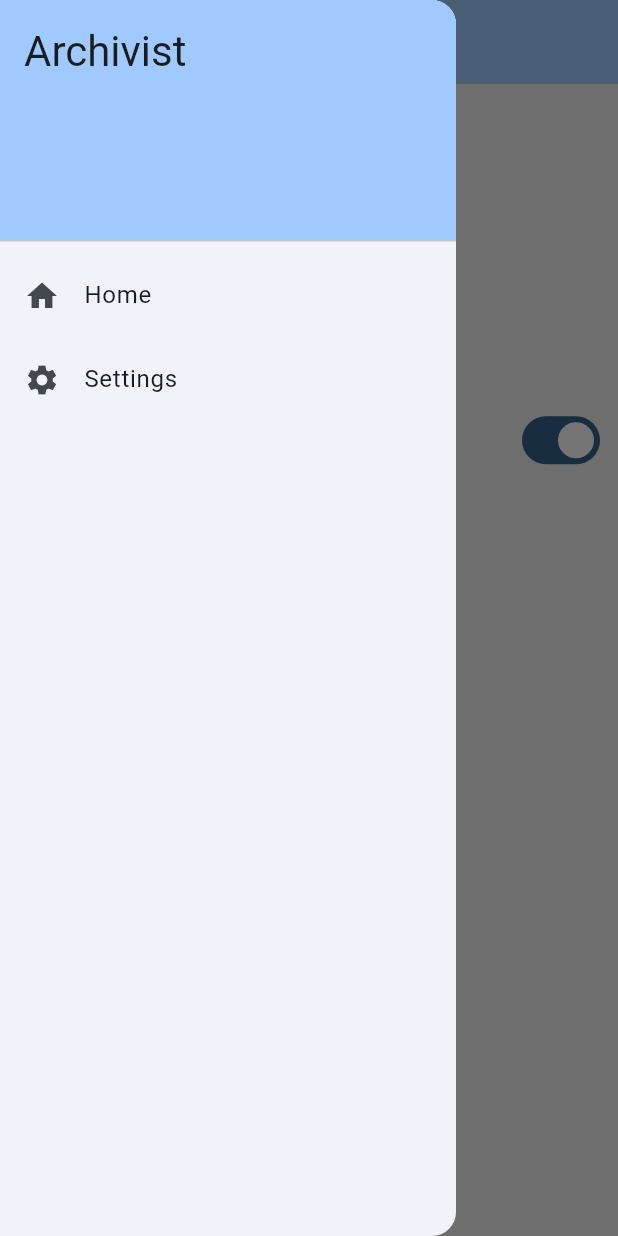
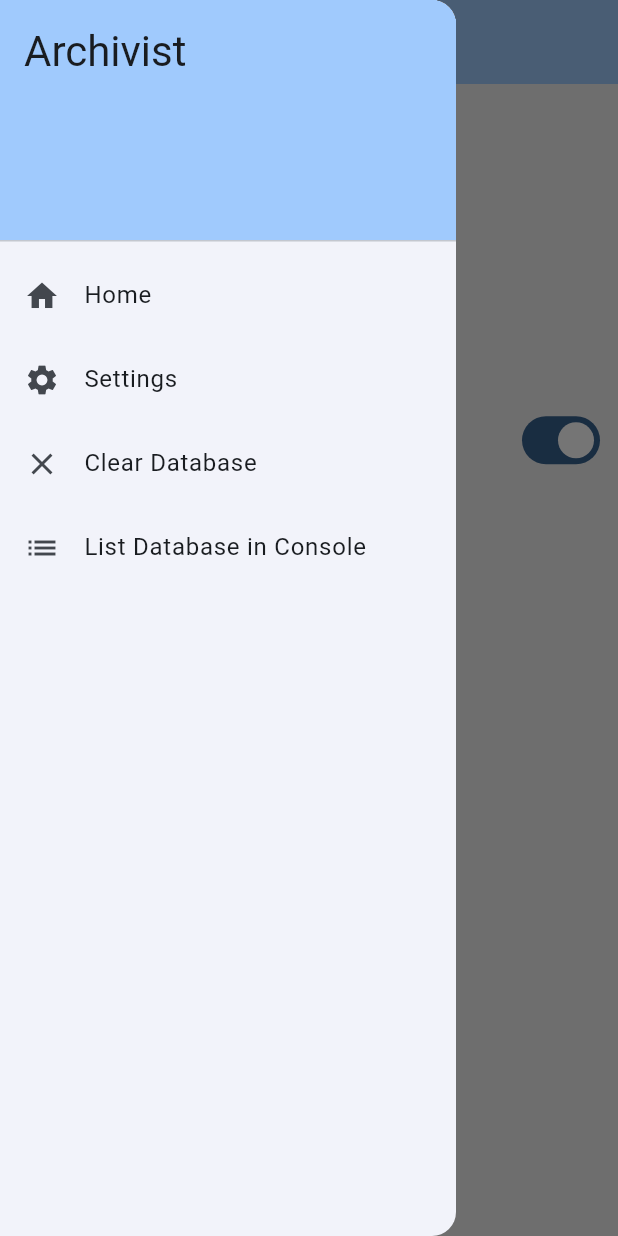
Before and after one commit to danieljromero15/Archivist, a Flutter app: the SettingsPage screen opened directly, after a tap on the "menu" icon, on a phone screen of 412 x 824 dp. Run offline on Flutter 3.47's test engine with Material 3 defaults, Android fonts, the phone set to English and light mode, and no system bars; drawn by our look-alikes of settings_ui; our stand-ins replace drift, page_transition, sqlite3_flutter_libs; missing offline and left inert: sqlite3; accounts and stored records are empty; generated files the repository leaves out were written again; network calls fail.

Commit message:
Added database support

```diff
--- /dev/null
+++ b/lib/db/use_database.dart
@@ -0,0 +1,37 @@
+import 'package:archivist/db/database.dart';
+import 'package:drift/drift.dart';
+import 'package:flutter/widgets.dart';
+
+import '../json_types.dart';
+import '../main.dart';
+
+class db{
+  static void list() async {
+    List<GameItem>? allItems = await database?.select(database!.gameItems).get();
+    print('items in database: $allItems');
+  }
+
+  static void insert(Json game) async {
+    WidgetsFlutterBinding.ensureInitialized();
+
+    await database?.into(database!.gameItems).insert(GameItemsCompanion.insert(
+      name: game['name'],
+      releaseDate: Value(DateTime.fromMillisecondsSinceEpoch(game['first_release_date'])),
+      cover: Value(game['cover']),
+      status: const Value(0),
+    ));
+    list();
+  }
+
+  static Future<List<GameItem>?> get() async{
+    List<GameItem>? allItems = await database?.select(database!.gameItems).get();
+    return allItems;
+  }
+
+  static void deleteAll() async {
+    WidgetsFlutterBinding.ensureInitialized();
+    await database?.managers.gameItems.delete();
+    print("Database cleared!");
+    list();
+  }
+}
--- /dev/null
+++ b/lib/json_types.dart
@@ -0,0 +1,2 @@
+typedef Json = Map<String, dynamic>;
+typedef JsonList = List<dynamic>;
--- a/lib/main.dart
+++ b/lib/main.dart
@@ -1,8 +1,12 @@
 import 'package:flutter/material.dart';
 
+import 'db/database.dart';
 import 'pages/home.dart';
 
+GameDB? database;
+
 void main() {
+  database = GameDB();
   runApp(const MyApp());
 }
 
--- a/lib/nav_bar.dart
+++ b/lib/nav_bar.dart
@@ -2,6 +2,8 @@ import 'package:archivist/pages/home.dart';
 import 'package:archivist/pages/settings_page.dart';
 import 'package:flutter/material.dart';
 import 'package:page_transition/page_transition.dart';
+
+import 'db/use_database.dart';
 
 class NavBar {
   AppBar buildAppBar(BuildContext context, String title) {
@@ -62,7 +64,21 @@ class NavBar {
                 Navigator.of(context).push(PageTransition(
                     child: const SettingsPage(),
                     type: PageTransitionType.fade));
-              })
+              }),
+          ListTile(
+            leading: const Icon(Icons.close),
+            title: const Text('Clear Database'),
+            onTap: () {
+              db.deleteAll();
+            }
+          ),
+          ListTile(
+            leading: const Icon(Icons.list),
+            title: const Text('List Database in Console'),
+            onTap: () {
+              db.list();
+            }
+          )
         ],
       ),
     );
--- a/pubspec.yaml
+++ b/pubspec.yaml
@@ -38,6 +38,10 @@ dependencies:
   settings_ui: ^2.0.2
   page_transition: ^2.1.0
   http: ^1.2.1
+  drift: ^2.18.0
+  sqlite3_flutter_libs: ^0.5.24
+  path_provider: ^2.1.3
+  path: ^1.9.0
 
 dev_dependencies:
   flutter_test:
@@ -49,6 +53,8 @@ dev_dependencies:
   # package. See that file for information about deactivating specific lint
   # rules and activating additional ones.
   flutter_lints: ^4.0.0
+  drift_dev: ^2.18.0
+  build_runner: ^2.4.11
 
 # For information on the generic Dart part of this file, see the
 # following page: https://dart.dev/tools/pub/pubspec
```
Also changed, not shown: lib/api/igdb_api.dart (+33 -5 lines), lib/db/database.dart (added, +57 -0 lines), lib/pages/home.dart (+39 -2 lines), lib/pages/search.dart (+17 -11 lines), lib/db/database.g.dart (added), pubspec.lock, 5 other files.
